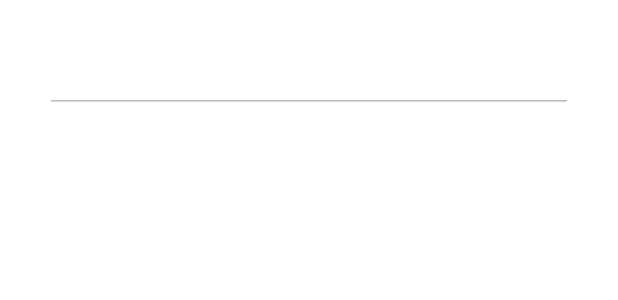
After one commit to Mjgb77/music-score-app, an Android app: the layout activity_score_details.xml on its own in the app's theme, with its tools: preview values and no code run, on a phone screen of 412 x 824 dp. The commit adds this screen. Shown: the top 300 px of the screen. Run offline under Robolectric (Android 15) with nearby library versions, the phone set to English and light mode, and no system bars.

Commit message:
Implement score details and deletion

```diff
--- /dev/null
+++ b/app/src/main/res/drawable/ic_delete.xml
@@ -0,0 +1,5 @@
+<vector android:height="24dp" android:tint="#FFFFFF"
+    android:viewportHeight="24" android:viewportWidth="24"
+    android:width="24dp" xmlns:android="http://schemas.android.com/apk/res/android">
+    <path android:fillColor="@android:color/white" android:pathData="M6,19c0,1.1 0.9,2 2,2h8c1.1,0 2,-0.9 2,-2V7H6v12zM19,4h-3.5l-1,-1h-5l-1,1H5v2h14V4z"/>
+</vector>
--- /dev/null
+++ b/app/src/main/res/layout/activity_score_details.xml
@@ -0,0 +1,20 @@
+<?xml version="1.0" encoding="utf-8"?>
+<androidx.constraintlayout.widget.ConstraintLayout xmlns:android="http://schemas.android.com/apk/res/android"
+    xmlns:app="http://schemas.android.com/apk/res-auto"
+    xmlns:tools="http://schemas.android.com/tools"
+    android:layout_width="match_parent"
+    android:layout_height="match_parent"
+    tools:context=".ScoreDetailsActivity"
+    android:padding="30dp">
+
+    <EditText
+        android:id="@+id/title_input_details"
+        android:layout_width="match_parent"
+        android:layout_height="wrap_content"
+        android:ems="10"
+        android:enabled="false"
+        android:inputType="textPersonName"
+        tools:layout_editor_absoluteX="30dp"
+        tools:layout_editor_absoluteY="16dp" />
+
+</androidx.constraintlayout.widget.ConstraintLayout>
--- a/app/src/main/res/layout/music_score_row.xml
+++ b/app/src/main/res/layout/music_score_row.xml
@@ -1,7 +1,8 @@
 <?xml version="1.0" encoding="utf-8"?>
 <LinearLayout xmlns:android="http://schemas.android.com/apk/res/android"
     android:orientation="vertical" android:layout_width="match_parent"
-    android:layout_height="wrap_content">
+    android:layout_height="wrap_content"
+    android:id="@+id/mainLayout">
 
     <androidx.cardview.widget.CardView
         android:layout_width="match_parent"
--- a/app/src/main/res/values/strings.xml
+++ b/app/src/main/res/values/strings.xml
@@ -1,5 +1,6 @@
 <resources>
     <string name="app_name">Music Score App</string>
     <string name="add_score">Add Score</string>
+    <string name="score_details">Score Details</string>
     <string name="action_settings">Settings</string>
 </resources>
```
Also changed, not shown: app/src/main/AndroidManifest.xml (+7 -3 lines), app/src/main/java/com/example/musicscoreapp/DatabaseHelper.kt (+21 -0 lines), app/src/main/java/com/example/musicscoreapp/MainActivity.kt (+8 -1 lines), app/src/main/java/com/example/musicscoreapp/MusicScoreAdapter.kt (+16 -2 lines), app/src/main/java/com/example/musicscoreapp/ScoreDetailsActivity.kt (added, +69 -0 lines), app/src/main/res/menu/details_menu.xml (added, +9 -0 lines).
